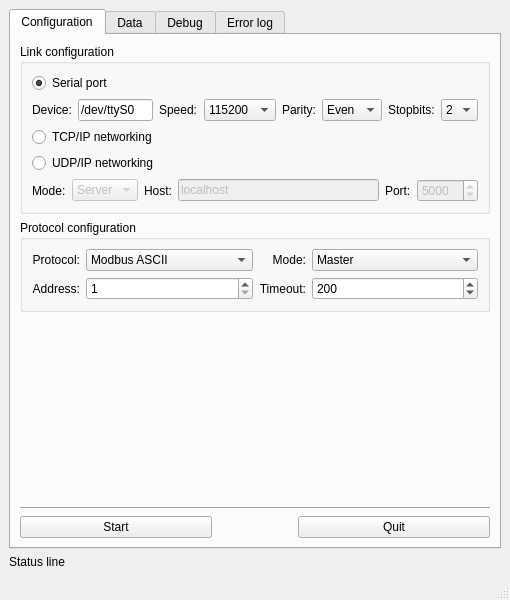
blaa/Modbus, file Interface/QT/ModbusFrame.ui: the form before one commit.
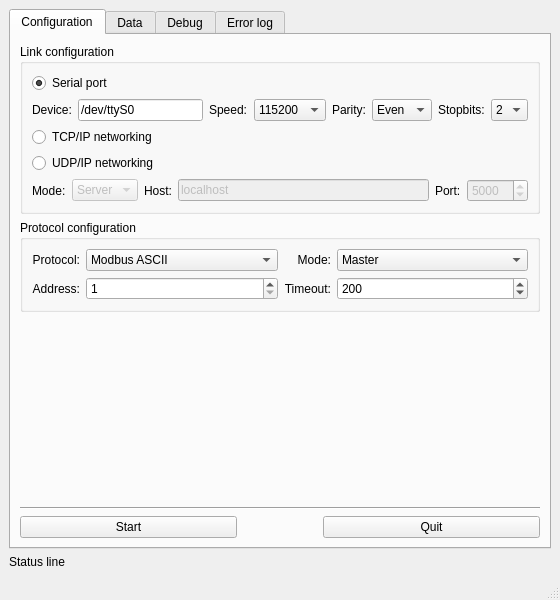
The form after the commit.

```diff
--- a/Interface/QT/ModbusFrame.ui
+++ b/Interface/QT/ModbusFrame.ui
@@ -6,7 +6,7 @@
    <rect>
     <x>0</x>
     <y>0</y>
-    <width>510</width>
+    <width>560</width>
     <height>600</height>
    </rect>
   </property>
@@ -18,7 +18,7 @@
   </property>
   <property name="maximumSize">
    <size>
-    <width>510</width>
+    <width>560</width>
     <height>600</height>
    </size>
   </property>
@@ -764,6 +764,12 @@
     </item>
     <item>
      <widget class="QLabel" name="Status">
+      <property name="minimumSize">
+       <size>
+        <width>520</width>
+        <height>0</height>
+       </size>
+      </property>
       <property name="text">
        <string>Status line</string>
       </property>
```
Left out of the diff: 2 changed lines with no effect on the pictures.
